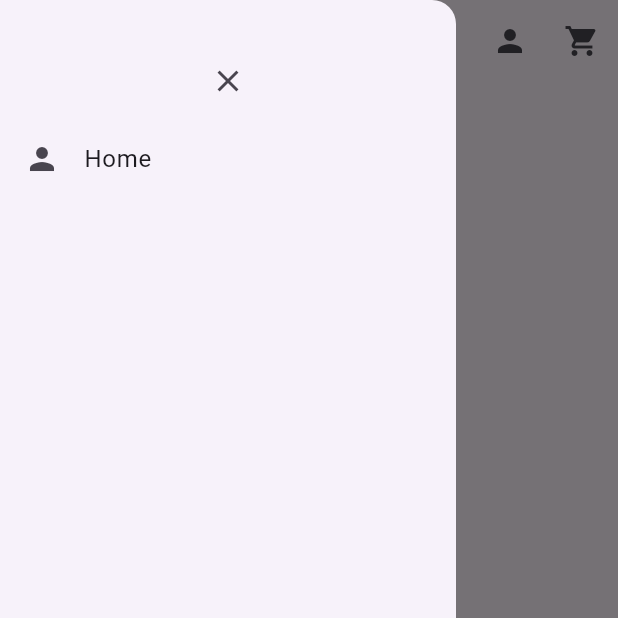
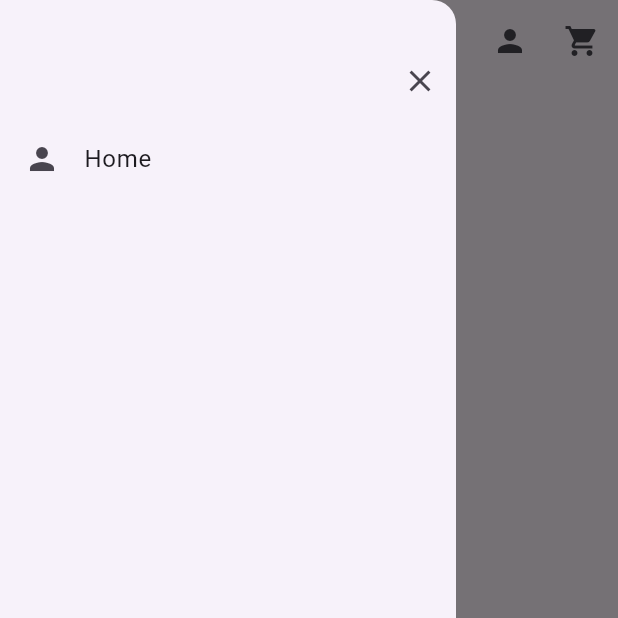
Before and after one commit to elhadjtall/TP_FLUTTER, a Flutter app: the screen it shows after launch, with the side drawer open, on a phone screen of 412 x 824 dp, the top half of it. Run offline on Flutter 3.47's test engine with Material 3 defaults, Android fonts, the phone set to English and light mode, and no system bars.

Commit message:
Ajout de l'alignement du boutton close

```diff
--- a/lib/widgets/common/drawer_widget.dart
+++ b/lib/widgets/common/drawer_widget.dart
@@ -12,8 +12,14 @@ class DrawerWidget extends StatelessWidget {
           top: 30,
         ),
         child: const Column(
+          crossAxisAlignment: CrossAxisAlignment.stretch,
           children: [
-            CloseButton(),
+            Row(
+              mainAxisAlignment: MainAxisAlignment.end,
+              children: [
+                CloseButton(),
+              ],
+            ),
             ListTile(
               leading: Icon(Icons.person),
               title: Text('Home'),
```
